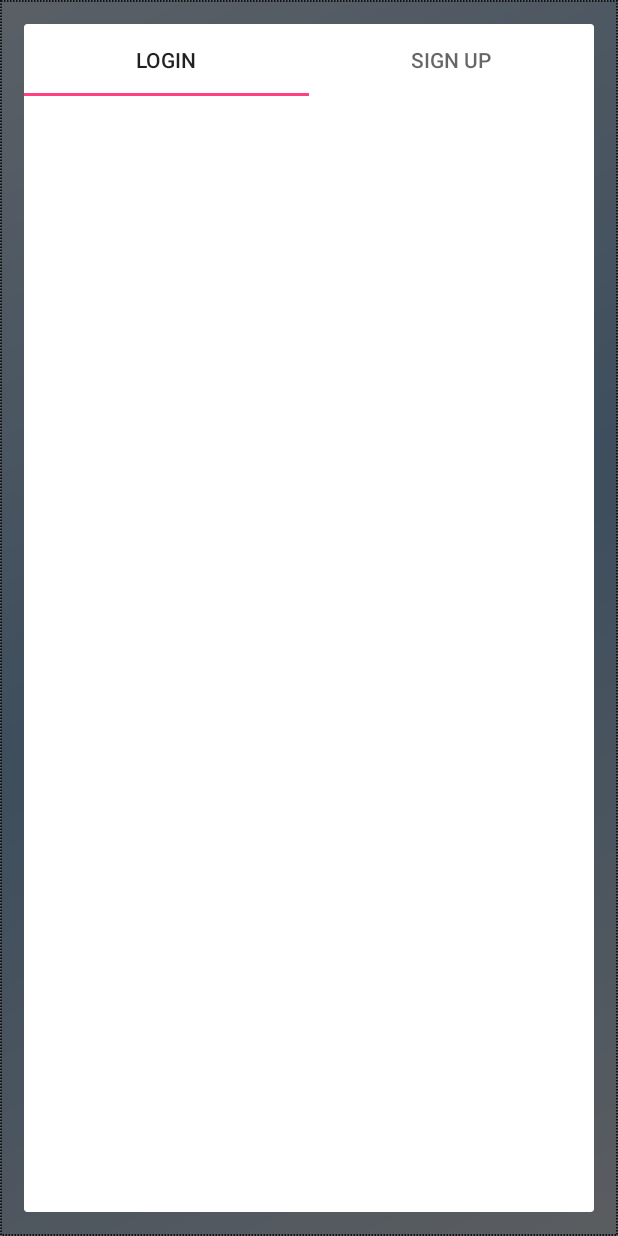
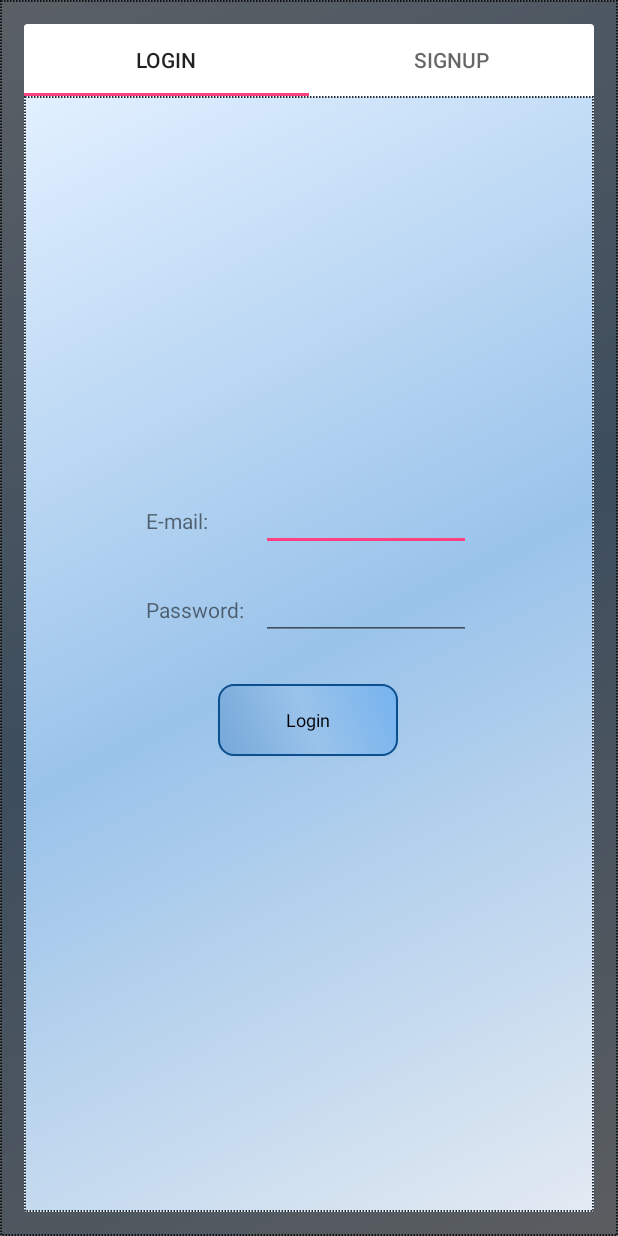
Before and after one commit to adnanSharif/SplitIt, an Android app: the screen it shows after launch (LauncherActivity), after a tap on "Login / SignUp", on a phone screen of 412 x 824 dp. Run offline under Robolectric (Android 15) with nearby library versions, the phone set to English and light mode, and no system bars; our stand-ins replace Firebase (no records; nobody signed in at launch, a user with empty details on screens opened directly).

Commit message:
fixing login-signup ui

```diff
--- a/app/src/main/java/info/adnansharif/splitit/LauncherActivity.java
+++ b/app/src/main/java/info/adnansharif/splitit/LauncherActivity.java
@@ -1,25 +1,41 @@
 package info.adnansharif.splitit;
 
-import android.app.DialogFragment;
 import android.content.Intent;
+import android.support.v4.app.DialogFragment;
 import android.support.v7.app.AppCompatActivity;
 import android.os.Bundle;
 import android.view.View;
 import android.widget.Button;
 
+import com.google.firebase.auth.FirebaseAuth;
+import com.google.firebase.auth.FirebaseUser;
+
 import info.adnansharif.splitit.LoginSignup.LoginSignupDialog;
 
 public class LauncherActivity extends AppCompatActivity {
 
-    Button mLoginButton;
-    Button mGuestButton;
+    private Button mLoginButton;
+    private Button mGuestButton;
+    private FirebaseAuth mAuth;
 
     @Override
     protected void onCreate(Bundle savedInstanceState) {
         super.onCreate(savedInstanceState);
         setContentView(R.layout.activity_launcher);
-        initView();
+        mAuth = FirebaseAuth.getInstance();
+        // Check if user is signed in (non-null) and update UI accordingly.
+        FirebaseUser currentUser = mAuth.getCurrentUser();
+        updateUI(currentUser);
 
+    }
+
+    private void updateUI(FirebaseUser currentUser) {
+        if(currentUser == null){
+            initView();
+        } else {
+            Intent intent = new Intent(LauncherActivity.this, MainActivity.class);
+            startActivity(intent);
+        }
     }
 
     private void initView(){
@@ -28,7 +44,7 @@ public class LauncherActivity extends AppCompatActivity {
             @Override
             public void onClick(View v) {
                 DialogFragment dialogFragment = new LoginSignupDialog();
-                dialogFragment.show(getFragmentManager(),"Dialog");
+                dialogFragment.show(getSupportFragmentManager(), " ");
             }
         });
 
--- /dev/null
+++ b/app/src/main/java/info/adnansharif/splitit/LoginSignup/LoginFragment.java
@@ -0,0 +1,24 @@
+package info.adnansharif.splitit.LoginSignup;
+
+import android.os.Bundle;
+import android.support.annotation.NonNull;
+import android.support.v4.app.Fragment;
+import android.view.LayoutInflater;
+import android.view.View;
+import android.view.ViewGroup;
+
+import info.adnansharif.splitit.R;
+
+public class LoginFragment extends Fragment {
+
+
+    public LoginFragment(){
+    }
+
+    @Override
+    public View onCreateView(@NonNull LayoutInflater inflater, ViewGroup container, Bundle savedInstanceState) {
+        View rootView = inflater.inflate(R.layout.fragment_login, container, false);
+
+        return rootView;
+    }
+}
--- a/app/src/main/java/info/adnansharif/splitit/LoginSignup/LoginSignupDialog.java
+++ b/app/src/main/java/info/adnansharif/splitit/LoginSignup/LoginSignupDialog.java
@@ -1,63 +1,34 @@
 package info.adnansharif.splitit.LoginSignup;
 
-import android.app.DialogFragment;
 import android.os.Bundle;
+import android.support.annotation.NonNull;
 import android.support.design.widget.TabLayout;
 import android.support.v4.view.ViewPager;
+import android.util.DisplayMetrics;
 import android.view.LayoutInflater;
 import android.view.View;
 import android.view.ViewGroup;
-import android.widget.Button;
-import android.widget.EditText;
-import android.widget.TextView;
 
 import info.adnansharif.splitit.R;
 
-public class LoginSignupDialog extends DialogFragment {
+public class LoginSignupDialog extends android.support.v4.app.DialogFragment {
     private TabLayout mTabLayout;
-    private ViewPager viewPager;
+    private ViewPager mViewPager;
+
+
+    public LoginSignupDialog(){
+
+    }
 
     @Override
-    public View onCreateView(LayoutInflater inflater, ViewGroup container, Bundle savedInstanceState){
+    public View onCreateView(@NonNull LayoutInflater inflater, ViewGroup container, Bundle savedInstanceState){
         View view = inflater.inflate(R.layout.login_signup, container);
 
+        mViewPager = view.findViewById(R.id.pager);
         mTabLayout = view.findViewById(R.id.tabLayout);
-        mTabLayout.addTab(mTabLayout.newTab().setText("Login"));
-        mTabLayout.addTab(mTabLayout.newTab().setText("Sign Up"));
-//        mTabLayout.addOnTabSelectedListener(new TabLayout.OnTabSelectedListener() {
-//            @Override
-//            public void onTabSelected(TabLayout.Tab tab) {
-//                String tabName = tab.getText().toString();
-//                final View tabView = tab.getCustomView();
-//                if( tabName.equalsIgnoreCase("login")){
-//                    Button loginButton = tabView.findViewById(R.id.fragment_login_button);
-//                    loginButton.setOnClickListener(new View.OnClickListener() {
-//                        @Override
-//                        public void onClick(View v) {
-//                            EditText username = tabView.findViewById(R.id.fragment_login_username);
-//                            EditText password = tabView.findViewById(R.id.fragment_login_password);
-//                            TextView warning = tabView.findViewById(R.id.fragment_login_warning);
-//
-//                            warning.setVisibility(View.VISIBLE);
-//                            String usernameString = username.getText().toString();
-//                            String userPasswordString = password.getText().toString();
-//                            warning.setText(usernameString+userPasswordString);
-//                        }
-//                    });
-//                }
-//            }
-//
-//            @Override
-//            public void onTabUnselected(TabLayout.Tab tab) {
-//
-//            }
-//
-//            @Override
-//            public void onTabReselected(TabLayout.Tab tab) {
-//
-//            }
-//        });
-
+        LoginSignupPagerAdapter adapter = new LoginSignupPagerAdapter(getChildFragmentManager());
+        mViewPager.setAdapter(adapter);
+        mTabLayout.setupWithViewPager(mViewPager);
         return view;
     }
 
--- /dev/null
+++ b/app/src/main/java/info/adnansharif/splitit/LoginSignup/LoginSignupPagerAdapter.java
@@ -0,0 +1,44 @@
+package info.adnansharif.splitit.LoginSignup;
+
+
+import android.support.v4.app.Fragment;
+import android.support.v4.app.FragmentManager;
+import android.support.v4.app.FragmentStatePagerAdapter;
+
+
+public class LoginSignupPagerAdapter extends FragmentStatePagerAdapter{
+
+    public LoginSignupPagerAdapter( FragmentManager fm) {
+        super(fm);
+    }
+
+    @Override
+    public Fragment getItem(int position) {
+        if( position == 0){
+            LoginFragment loginFragment = new LoginFragment();
+            return loginFragment;
+        }
+        else if (position == 1){
+            return new SignupFragment();
+        }
+        else{
+            return null;
+        }
+    }
+
+    @Override
+    public int getCount() {
+        return 2;
+    }
+
+    @Override
+    public CharSequence getPageTitle(int position) {
+        // Generate title based on item position
+        switch (position) {
+            case 0:
+                return "Login";
+            default:
+                return "Signup";
+        }
+    }
+}
--- /dev/null
+++ b/app/src/main/java/info/adnansharif/splitit/LoginSignup/SignupFragment.java
@@ -0,0 +1,21 @@
+package info.adnansharif.splitit.LoginSignup;
+
+import android.os.Bundle;
+import android.support.v4.app.Fragment;
+import android.view.LayoutInflater;
+import android.view.View;
+import android.view.ViewGroup;
+
+import info.adnansharif.splitit.R;
+
+public class SignupFragment extends Fragment {
+    public SignupFragment(){
+
+    }
+
+    @Override
+    public View onCreateView(LayoutInflater inflater, ViewGroup container, Bundle savedInstanceState) {
+        View rootView = inflater.inflate(R.layout.fragment_signup, container, false);
+        return rootView;
+    }
+}
--- a/app/src/main/res/layout/fragment_login.xml
+++ b/app/src/main/res/layout/fragment_login.xml
@@ -1,78 +1,66 @@
 <?xml version="1.0" encoding="utf-8"?>
-<LinearLayout xmlns:android="http://schemas.android.com/apk/res/android"
+<RelativeLayout xmlns:android="http://schemas.android.com/apk/res/android"
     android:orientation="vertical" android:layout_width="match_parent"
     android:layout_height="match_parent"
     android:background="@drawable/background_scene">
-    <View
-        android:layout_width="0dp"
-        android:layout_height="0dp"
-        android:layout_weight="0.5"/>
-    <LinearLayout
-        android:layout_margin="5dp"
+    <RelativeLayout
         android:layout_width="wrap_content"
         android:layout_height="wrap_content"
-        android:orientation="horizontal">
-        <View
-            android:layout_width="0dp"
-            android:layout_height="0dp"
-            android:layout_weight="0.5"/>
+        android:layout_centerInParent="true">
         <TextView
+            android:id="@+id/text_email"
             android:layout_width="wrap_content"
             android:layout_height="wrap_content"
-            android:text="Username:"
+            android:text="E-mail:"
             android:layout_marginEnd="5dp"/>
         <EditText
+            android:layout_marginStart="30dp"
             android:id="@+id/fragment_login_username"
-            android:layout_marginStart="5dp"
-            android:layout_width="100dp"
-            android:layout_height="wrap_content" />
-        <View
-            android:layout_width="0dp"
-            android:layout_height="0dp"
-            android:layout_weight="0.5"/>
-    </LinearLayout>
-    <LinearLayout
-        android:layout_width="wrap_content"
+            android:layout_width="140dp"
             android:layout_height="wrap_content"
-        android:layout_margin="5dp"
-        android:orientation="horizontal">
-        <View
-            android:layout_width="0dp"
-            android:layout_height="0dp"
-            android:layout_weight="0.5"/>
+            android:maxLines="1"
+            android:inputType="textEmailAddress"
+            android:textAppearance="@style/Base.TextAppearance.AppCompat.Small"
+            android:layout_alignBaseline="@+id/text_email"
+            android:layout_toRightOf="@+id/text_email"/>
         <TextView
+            android:layout_marginTop="40dp"
+            android:id="@+id/text_password"
             android:layout_width="wrap_content"
             android:layout_height="wrap_content"
             android:text="Password:"
+            android:layout_below="@id/text_email"
+            android:layout_alignStart="@+id/text_email"
             android:layout_marginEnd="5dp"/>
         <EditText
             android:id="@+id/fragment_login_password"
-            android:layout_marginStart="5dp"
-            android:layout_width="100dp"
+            android:layout_width="140dp"
             android:layout_height="wrap_content"
-            android:inputType="textPassword"/>
-        <View
-            android:layout_width="0dp"
-            android:layout_height="0dp"
-            android:layout_weight="0.5"/>
-    </LinearLayout>
+            android:inputType="textPassword"
+            android:textAppearance="@style/Base.TextAppearance.AppCompat.Small"
+            android:layout_toEndOf="@+id/text_password"
+            android:layout_alignStart="@+id/fragment_login_username"
+            android:layout_alignBaseline="@+id/text_password"/>
         <Button
+            android:layout_marginHorizontal="40dp"
             android:id="@+id/fragment_login_button"
             android:layout_width="120dp"
             android:layout_height="wrap_content"
             android:layout_gravity="center"
-        android:layout_margin="5dp"
+            android:layout_marginTop="40dp"
             android:text="Login"
+            android:layout_centerHorizontal="true"
+            android:layout_below="@id/text_password"
+            android:background="@drawable/button_background_rounded"
             style="@style/ButtonText"/>
         <TextView
             android:id="@+id/fragment_login_warning"
-        android:layout_width="match_parent"
+            android:layout_width="wrap_content"
             android:layout_height="wrap_content"
             android:layout_margin="5dp"
             android:textColor="#F02"
+            android:layout_below="@+id/fragment_login_button"
             android:visibility="invisible"/>
-    <View
-        android:layout_width="0dp"
-        android:layout_height="0dp"
-        android:layout_weight="0.5"/>
-</LinearLayout>
+    </RelativeLayout>
+
+</RelativeLayout>
--- a/app/src/main/res/layout/login_signup.xml
+++ b/app/src/main/res/layout/login_signup.xml
@@ -1,7 +1,7 @@
 <?xml version="1.0" encoding="utf-8"?>
 <LinearLayout xmlns:android="http://schemas.android.com/apk/res/android"
-    android:orientation="vertical" android:layout_width="match_parent"
-    android:layout_height="match_parent">
+    android:orientation="vertical" android:layout_width="wrap_content"
+    android:layout_height="wrap_content">
     <android.support.v4.view.ViewPager
         android:id="@+id/pager"
         android:layout_width="wrap_content"
--- a/build.gradle
+++ b/build.gradle
@@ -7,11 +7,12 @@ buildscript {
         jcenter()
     }
     dependencies {
-        classpath 'com.android.tools.build:gradle:3.1.2'
+        classpath 'com.android.tools.build:gradle:3.1.3'
 
 
         // NOTE: Do not place your application dependencies here; they belong
         // in the individual module build.gradle files
+        classpath 'com.google.gms:google-services:4.0.1'
     }
 }
 
```
Also changed, not shown: app/build.gradle (+7 -1 lines), app/src/main/res/layout/activity_main.xml (+23 -0 lines), app/src/main/res/layout/fragment_signup.xml (+41 -63 lines), 1 other file. Lines whose indentation alone changed are shown as unchanged.
